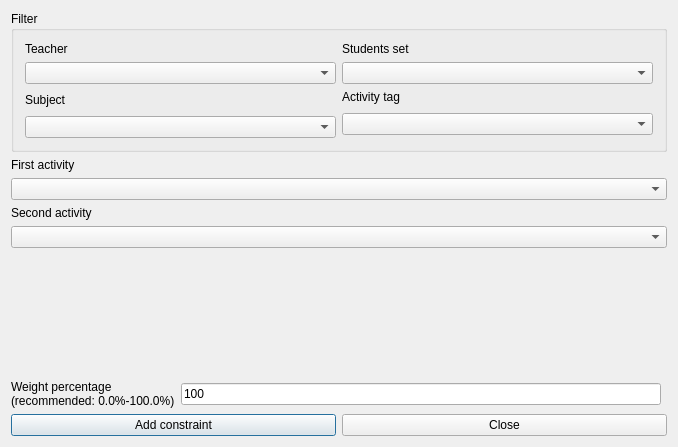
Old version of the form src/interface/addconstrainttwoactivitiesgroupedform_template.ui in the repository janLo/FET.
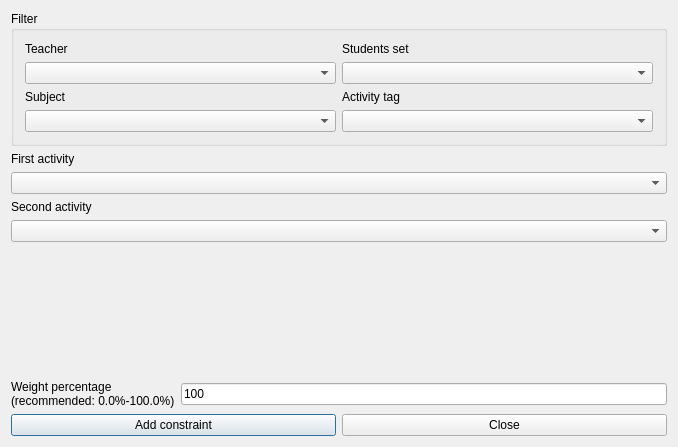
New version of the form. Custom widgets are drawn as their Qt base class.

What changed in the file:
```diff
--- a/src/interface/addconstrainttwoactivitiesgroupedform_template.ui
+++ b/src/interface/addconstrainttwoactivitiesgroupedform_template.ui
@@ -13,161 +13,22 @@
   <property name="windowTitle">
    <string extracomment="This is the title of the dialog to add a new constraint of this type">Add two activities grouped</string>
   </property>
-  <layout class="QGridLayout">
-   <item row="5" column="0" colspan="2">
-    <layout class="QHBoxLayout">
-     <item>
-      <widget class="QPushButton" name="addConstraintPushButton">
-       <property name="text">
-        <string>Add constraint</string>
-       </property>
-      </widget>
-     </item>
-     <item>
-      <widget class="QPushButton" name="closePushButton">
-       <property name="text">
-        <string>Close</string>
-       </property>
-      </widget>
-     </item>
-    </layout>
-   </item>
-   <item row="4" column="0">
-    <layout class="QHBoxLayout">
-     <item>
-      <widget class="QLabel" name="weightTextLabel">
-       <property name="frameShape">
-        <enum>QFrame::NoFrame</enum>
-       </property>
-       <property name="frameShadow">
-        <enum>QFrame::Plain</enum>
-       </property>
-       <property name="text">
-        <string>Weight percentage
-(recommended: 0.0%-100.0%)</string>
-       </property>
-       <property name="wordWrap">
-        <bool>false</bool>
-       </property>
-      </widget>
-     </item>
-     <item>
-      <widget class="QLineEdit" name="weightLineEdit">
-       <property name="text">
-        <string>100</string>
-       </property>
-      </widget>
-     </item>
-    </layout>
-   </item>
-   <item row="3" column="0">
-    <spacer name="spacer2">
-     <property name="orientation">
-      <enum>Qt::Vertical</enum>
-     </property>
-     <property name="sizeType">
-      <enum>QSizePolicy::Expanding</enum>
-     </property>
-     <property name="sizeHint" stdset="0">
-      <size>
-       <width>21</width>
-       <height>80</height>
-      </size>
-     </property>
-    </spacer>
-   </item>
-   <item row="1" column="0" colspan="2">
-    <layout class="QVBoxLayout">
-     <item>
-      <widget class="QLabel" name="activityTextLabel">
-       <property name="frameShape">
-        <enum>QFrame::NoFrame</enum>
-       </property>
-       <property name="frameShadow">
-        <enum>QFrame::Plain</enum>
-       </property>
-       <property name="text">
-        <string>First activity</string>
-       </property>
-       <property name="wordWrap">
-        <bool>false</bool>
-       </property>
-      </widget>
-     </item>
-     <item>
-      <widget class="QComboBox" name="firstActivitiesComboBox">
-       <property name="maximumSize">
-        <size>
-         <width>32767</width>
-         <height>32767</height>
-        </size>
-       </property>
-       <property name="editable">
-        <bool>false</bool>
-       </property>
-       <property name="insertPolicy">
-        <enum>QComboBox::NoInsert</enum>
-       </property>
-       <property name="autoCompletion">
-        <bool>false</bool>
-       </property>
-       <property name="duplicatesEnabled">
-        <bool>false</bool>
-       </property>
-      </widget>
-     </item>
-    </layout>
-   </item>
-   <item row="2" column="0" colspan="2">
-    <layout class="QVBoxLayout">
-     <item>
-      <widget class="QLabel" name="activityTextLabel_2">
-       <property name="frameShape">
-        <enum>QFrame::NoFrame</enum>
-       </property>
-       <property name="frameShadow">
-        <enum>QFrame::Plain</enum>
-       </property>
-       <property name="text">
-        <string>Second activity</string>
-       </property>
-       <property name="wordWrap">
-        <bool>false</bool>
-       </property>
-      </widget>
-     </item>
-     <item>
-      <widget class="QComboBox" name="secondActivitiesComboBox">
-       <property name="maximumSize">
-        <size>
-         <width>32767</width>
-         <height>32767</height>
-        </size>
-       </property>
-       <property name="editable">
-        <bool>false</bool>
-       </property>
-       <property name="insertPolicy">
-        <enum>QComboBox::NoInsert</enum>
-       </property>
-       <property name="autoCompletion">
-        <bool>false</bool>
-       </property>
-       <property name="duplicatesEnabled">
-        <bool>false</bool>
-       </property>
-      </widget>
-     </item>
-    </layout>
-   </item>
-   <item row="0" column="0" colspan="2">
-    <widget class="Q3GroupBox" name="periodGroupBox_2">
+  <layout class="QGridLayout" name="gridLayout_2">
+   <item row="0" column="0">
+    <widget class="QGroupBox" name="filterGroupBox">
      <property name="title">
       <string>Filter</string>
      </property>
-     <layout class="QGridLayout">
-      <item row="1" column="1">
-       <widget class="QComboBox" name="studentsComboBox"/>
+     <layout class="QGridLayout" name="gridLayout">
+      <item row="0" column="0">
+       <widget class="QLabel" name="teachersTextLabel">
+        <property name="text">
+         <string>Teacher</string>
+        </property>
+        <property name="wordWrap">
+         <bool>false</bool>
+        </property>
+       </widget>
       </item>
       <item row="0" column="1">
        <widget class="QLabel" name="studentsTextLabel">
@@ -182,20 +43,10 @@
       <item row="1" column="0">
        <widget class="QComboBox" name="teachersComboBox"/>
       </item>
-      <item row="0" column="0">
-       <widget class="QLabel" name="teachersTextLabel">
-        <property name="text">
-         <string>Teacher</string>
-        </property>
-        <property name="wordWrap">
-         <bool>false</bool>
-        </property>
-       </widget>
+      <item row="1" column="1">
+       <widget class="QComboBox" name="studentsComboBox"/>
       </item>
-      <item row="4" column="0">
-       <widget class="QComboBox" name="subjectsComboBox"/>
-      </item>
-      <item row="2" column="0" rowspan="2">
+      <item row="2" column="0">
        <widget class="QLabel" name="subjectsTextLabel">
         <property name="text">
          <string>Subject</string>
@@ -215,34 +66,152 @@
         </property>
        </widget>
       </item>
-      <item row="3" column="1" rowspan="2">
+      <item row="3" column="0">
+       <widget class="QComboBox" name="subjectsComboBox"/>
+      </item>
+      <item row="3" column="1">
        <widget class="QComboBox" name="activityTagsComboBox"/>
       </item>
      </layout>
     </widget>
    </item>
+   <item row="1" column="0">
+    <layout class="QVBoxLayout">
+     <item>
+      <widget class="QLabel" name="activityTextLabel">
+       <property name="frameShape">
+        <enum>QFrame::NoFrame</enum>
+       </property>
+       <property name="frameShadow">
+        <enum>QFrame::Plain</enum>
+       </property>
+       <property name="text">
+        <string>First activity</string>
+       </property>
+       <property name="wordWrap">
+        <bool>false</bool>
+       </property>
+      </widget>
+     </item>
+     <item>
+      <widget class="QComboBox" name="firstActivitiesComboBox">
+       <property name="editable">
+        <bool>false</bool>
+       </property>
+       <property name="insertPolicy">
+        <enum>QComboBox::NoInsert</enum>
+       </property>
+       <property name="autoCompletion">
+        <bool>false</bool>
+       </property>
+       <property name="duplicatesEnabled">
+        <bool>false</bool>
+       </property>
+      </widget>
+     </item>
+    </layout>
+   </item>
+   <item row="2" column="0">
+    <layout class="QVBoxLayout">
+     <item>
+      <widget class="QLabel" name="activityTextLabel_2">
+       <property name="frameShape">
+        <enum>QFrame::NoFrame</enum>
+       </property>
+       <property name="frameShadow">
+        <enum>QFrame::Plain</enum>
+       </property>
+       <property name="text">
+        <string>Second activity</string>
+       </property>
+       <property name="wordWrap">
+        <bool>false</bool>
+       </property>
+      </widget>
+     </item>
+     <item>
+      <widget class="QComboBox" name="secondActivitiesComboBox">
+       <property name="editable">
+        <bool>false</bool>
+       </property>
+       <property name="insertPolicy">
+        <enum>QComboBox::NoInsert</enum>
+       </property>
+       <property name="autoCompletion">
+        <bool>false</bool>
+       </property>
+       <property name="duplicatesEnabled">
+        <bool>false</bool>
+       </property>
+      </widget>
+     </item>
+    </layout>
+   </item>
+   <item row="3" column="0">
+    <spacer name="spacer2">
+     <property name="orientation">
+      <enum>Qt::Vertical</enum>
+     </property>
+     <property name="sizeType">
+      <enum>QSizePolicy::Expanding</enum>
+     </property>
+     <property name="sizeHint" stdset="0">
+      <size>
+       <width>21</width>
+       <height>80</height>
+      </size>
+     </property>
+    </spacer>
+   </item>
+   <item row="4" column="0">
+    <layout class="QHBoxLayout">
+     <item>
+      <widget class="QLabel" name="weightTextLabel">
+       <property name="frameShape">
+        <enum>QFrame::NoFrame</enum>
+       </property>
+       <property name="frameShadow">
+        <enum>QFrame::Plain</enum>
+       </property>
+       <property name="text">
+        <string>Weight percentage
+(recommended: 0.0%-100.0%)</string>
+       </property>
+       <property name="wordWrap">
+        <bool>false</bool>
+       </property>
+      </widget>
+     </item>
+     <item>
+      <widget class="QLineEdit" name="weightLineEdit">
+       <property name="text">
+        <string notr="true">100</string>
+       </property>
+      </widget>
+     </item>
+    </layout>
+   </item>
+   <item row="5" column="0">
+    <layout class="QHBoxLayout">
+     <item>
+      <widget class="QPushButton" name="addConstraintPushButton">
+       <property name="text">
+        <string>Add constraint</string>
+       </property>
+      </widget>
+     </item>
+     <item>
+      <widget class="QPushButton" name="closePushButton">
+       <property name="text">
+        <string>Close</string>
+       </property>
+      </widget>
+     </item>
+    </layout>
+   </item>
   </layout>
  </widget>
  <layoutdefault spacing="6" margin="11"/>
- <customwidgets>
-  <customwidget>
-   <class>Q3GroupBox</class>
-   <extends>QGroupBox</extends>
-   <header>Qt3Support/Q3GroupBox</header>
-   <container>1</container>
-  </customwidget>
- </customwidgets>
- <tabstops>
-  <tabstop>teachersComboBox</tabstop>
-  <tabstop>studentsComboBox</tabstop>
-  <tabstop>subjectsComboBox</tabstop>
-  <tabstop>activityTagsComboBox</tabstop>
-  <tabstop>firstActivitiesComboBox</tabstop>
-  <tabstop>secondActivitiesComboBox</tabstop>
-  <tabstop>weightLineEdit</tabstop>
-  <tabstop>addConstraintPushButton</tabstop>
-  <tabstop>closePushButton</tabstop>
- </tabstops>
  <resources/>
  <connections/>
 </ui>
```
